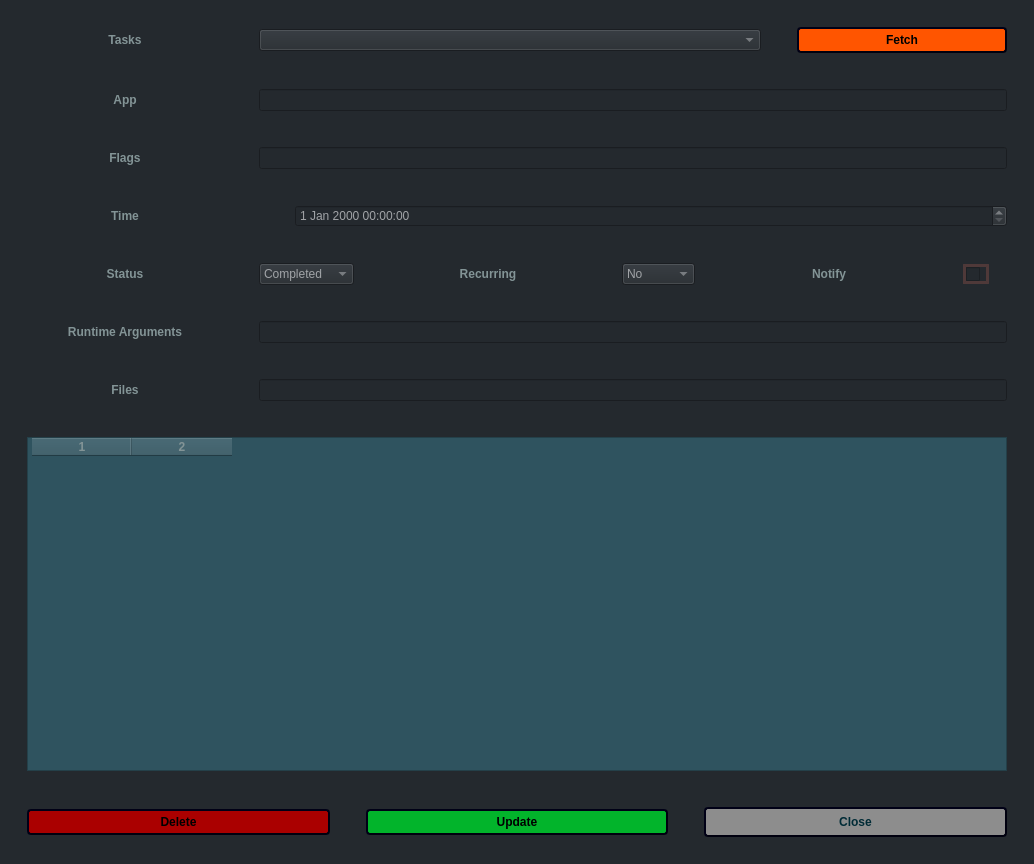
StronglogicSolutions/ky_gui, file scheduledialog.ui: the form before one commit.
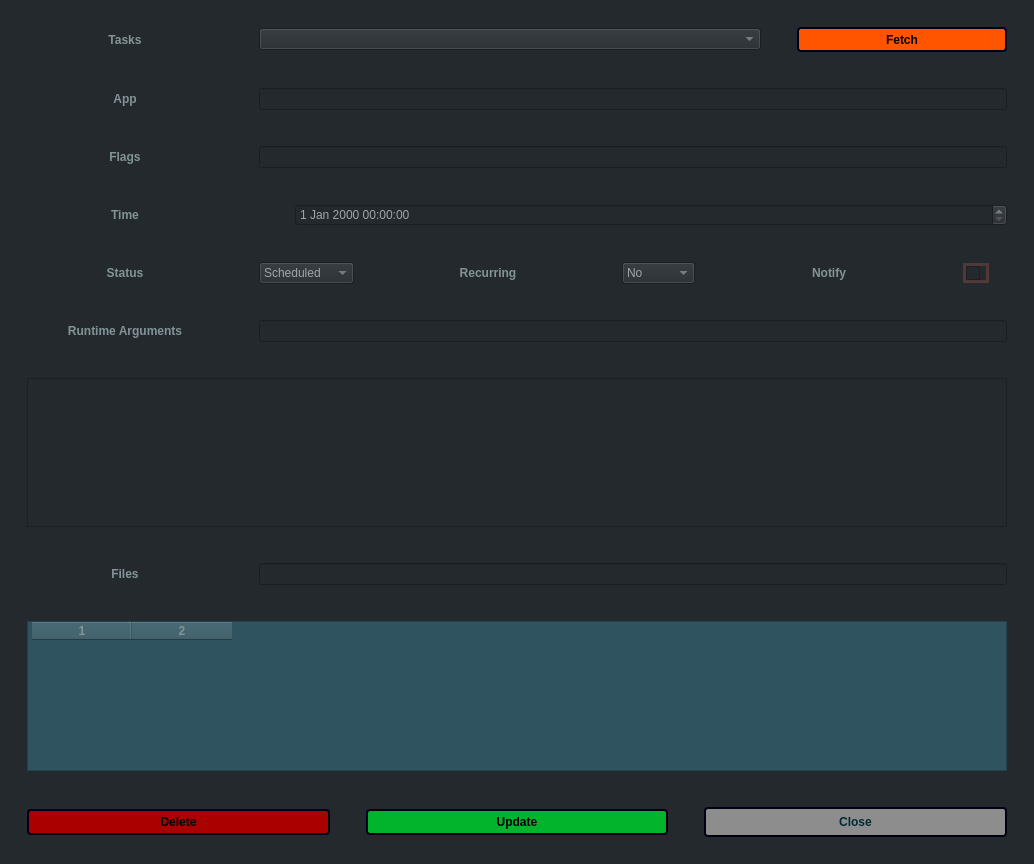
The form after the commit. Icons and pictures are not drawn.

What changed in the file:
```diff
--- a/scheduledialog.ui
+++ b/scheduledialog.ui
@@ -23,7 +23,7 @@
   </property>
   <layout class="QGridLayout" name="gridLayout">
    <item row="1" column="0">
-    <layout class="QVBoxLayout" name="verticalLayout" stretch="0,0,0,0,0,0,0,0,0">
+    <layout class="QVBoxLayout" name="verticalLayout" stretch="0,0,0,0,0,0,0,0,0,0">
      <property name="spacing">
       <number>36</number>
      </property>
@@ -297,11 +297,6 @@
        </item>
        <item>
         <widget class="QComboBox" name="completed">
-         <item>
-          <property name="text">
-           <string>Completed</string>
-          </property>
-         </item>
          <item>
           <property name="text">
            <string>Scheduled</string>
@@ -474,6 +469,9 @@
        </item>
       </layout>
      </item>
+     <item>
+      <widget class="QTableView" name="tableView"/>
+     </item>
      <item>
       <layout class="QHBoxLayout" name="horizontalLayout_11" stretch="0,0">
        <item>
```
Left out of the diff: 5 changed lines with no effect on the pictures.
